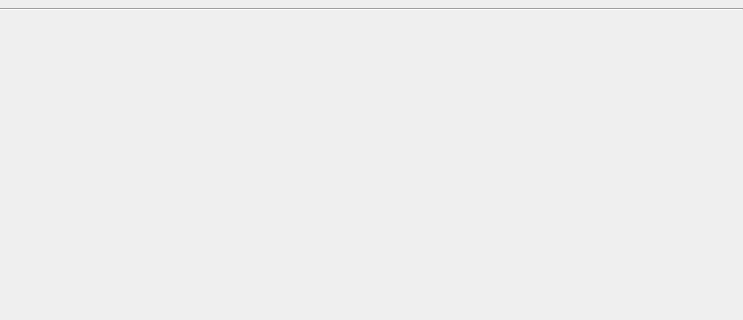
Old version of the form designer/addcards.ui in the repository ankitects/anki; both pictures show x 0 to 743 and y 0 to 320 of the 743 by 727 pixel window.
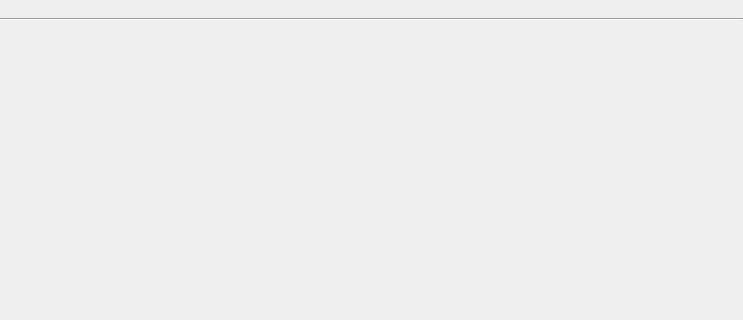
New version of the form. Icons and pictures are not drawn.

Patch:
```diff
--- a/designer/addcards.ui
+++ b/designer/addcards.ui
@@ -45,7 +45,14 @@
       <number>4</number>
      </property>
      <item row="0" column="0">
-      <widget class="QWidget" name="modelArea" native="true"/>
+      <widget class="QWidget" name="modelArea" native="true">
+       <property name="minimumSize">
+        <size>
+         <width>0</width>
+         <height>10</height>
+        </size>
+       </property>
+      </widget>
      </item>
      <item row="1" column="0">
       <widget class="Line" name="line">
```
